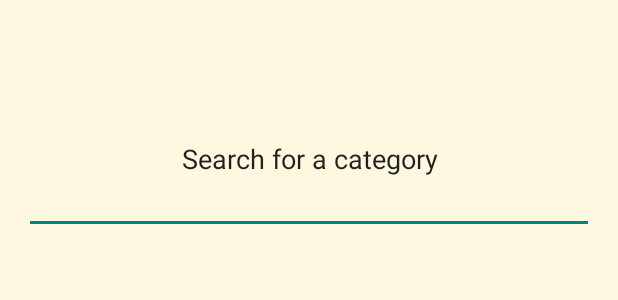
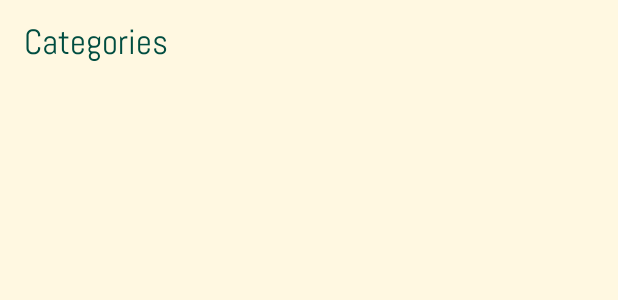
Before and after one commit to FilipeLarga/Recipes_App, an Android app: the layout activity_view_recipes.xml on its own in the app's theme, with its tools: preview values and no code run, on a phone screen of 412 x 824 dp. Shown: the top 300 px of the screen. Run offline under Robolectric (Android 15) with nearby library versions, the phone set to English and light mode, and no system bars.

Commit message:
View Recipe Activity Checkpoint

```diff
--- a/app/src/main/java/figuitosinc/pocketchef/CategoriesEnum.java
+++ b/app/src/main/java/figuitosinc/pocketchef/CategoriesEnum.java
@@ -15,7 +15,7 @@ public class CategoriesEnum {
     private final static String SALAD = "Salad";
     private final static String SEAFOOD = "Seafood";
     private final static String VEGETARIAN = "Vegetarian";
-    public final static String[] categories = new String[]{/*FAVOURITE, MEAT, FISH*/ ASIAN, BREAKFAST, ITALIAN, MEXICAN, PIZZA, SALAD, SEAFOOD, VEGETARIAN};
+    public final static String[] categories = new String[]{/*FAVOURITE, MEAT, FISH*/ ASIAN, BREAKFAST, ITALIAN, MEXICAN, PIZZA, SALAD, SEAFOOD, VEGETARIAN, "Test1", "Test2", "Tesr3", "Test4", "Test 5",};
 
 
 }
--- a/app/src/main/java/figuitosinc/pocketchef/database/RecipeViewModel.java
+++ b/app/src/main/java/figuitosinc/pocketchef/database/HomeActivityViewModel.java
@@ -7,12 +7,12 @@ import android.support.annotation.NonNull;
 
 import java.util.List;
 
-public class RecipeViewModel extends AndroidViewModel {
+public class HomeActivityViewModel extends AndroidViewModel {
 
     private LiveData<List<RecipeEntity>> recipes;
     private RecipeIngredientDatabase db = RecipeIngredientDatabase.getInstance(this.getApplication());
 
-    public RecipeViewModel(@NonNull Application application) {
+    public HomeActivityViewModel(@NonNull Application application) {
         super(application);
     }
 
--- a/app/src/main/java/figuitosinc/pocketchef/ui/ViewRecipesActivity.java
+++ b/app/src/main/java/figuitosinc/pocketchef/ui/ViewRecipesActivity.java
@@ -20,11 +20,11 @@ public class ViewRecipesActivity extends AppCompatActivity {
         setSupportActionBar(toolbar);
         ActionBar actionBar = getSupportActionBar();
         actionBar.setDisplayHomeAsUpEnabled(true);
-        actionBar.setDisplayShowTitleEnabled(false);
         toolbar.getNavigationIcon().setColorFilter(getResources().getColor(R.color.colorSecondary, null), PorterDuff.Mode.SRC_ATOP);
 
         CategoryListFragment categoryListFragment = new CategoryListFragment();
         getSupportFragmentManager().beginTransaction().add(R.id.view_recipes_nestedscrollview, categoryListFragment).commit();
+        System.out.println("Entrei transaction");
 
     }
 
--- /dev/null
+++ b/app/src/main/res/drawable/view_recipes_edittext.xml
@@ -0,0 +1,4 @@
+<?xml version="1.0" encoding="utf-8"?>
+<shape xmlns:android="http://schemas.android.com/apk/res/android">
+    <solid android:color="@android:color/white" />
+</shape>
--- a/app/src/main/res/layout/activity_view_recipes.xml
+++ b/app/src/main/res/layout/activity_view_recipes.xml
@@ -1,48 +1,27 @@
 <?xml version="1.0" encoding="utf-8"?>
-<android.support.design.widget.CoordinatorLayout xmlns:android="http://schemas.android.com/apk/res/android"
+<android.support.constraint.ConstraintLayout xmlns:android="http://schemas.android.com/apk/res/android"
     xmlns:app="http://schemas.android.com/apk/res-auto"
     xmlns:tools="http://schemas.android.com/tools"
     android:layout_width="match_parent"
     android:layout_height="match_parent"
-    android:fitsSystemWindows="true"
-    android:theme="@style/AppTheme.NoActionBar"
     tools:context=".ui.ViewRecipesActivity">
 
-    <android.support.design.widget.AppBarLayout
+    <android.support.v7.widget.Toolbar
+        android:id="@+id/view_recipes_toolbar"
         android:layout_width="match_parent"
-        android:layout_height="100dp"
-        android:background="@color/colorSecondaryExtraLight">
-
-        <android.support.design.widget.CollapsingToolbarLayout
-            android:layout_width="match_parent"
-            android:layout_height="match_parent"
-            android:fitsSystemWindows="true"
-            app:layout_scrollFlags="scroll|exitUntilCollapsed">
-
-            <android.support.v7.widget.Toolbar
-                android:id="@+id/view_recipes_toolbar"
-                android:layout_width="match_parent"
-                android:layout_height="?attr/actionBarSize"
-                app:layout_collapseMode="pin" />
-
-            <EditText
-                android:layout_width="match_parent"
-                android:layout_height="match_parent"
-                android:layout_marginLeft="16dp"
-                android:layout_marginRight="16dp"
-                android:gravity="center"
-                android:text="Search for a category"
-                app:layout_collapseMode="parallax" />
-
-        </android.support.design.widget.CollapsingToolbarLayout>
-    </android.support.design.widget.AppBarLayout>
+        android:layout_height="?attr/actionBarSize"
+        app:title="Categories"
+        app:titleTextAppearance="@style/Toolbar.Title"
+        app:titleTextColor="@color/colorPrimaryExtraDark" />
 
     <android.support.v4.widget.NestedScrollView
         android:id="@+id/view_recipes_nestedscrollview"
         android:layout_width="match_parent"
-        android:layout_height="match_parent"
-        app:layout_behavior="@string/appbar_scrolling_view_behavior">
+        android:layout_height="0dp"
+        app:layout_behavior="@string/appbar_scrolling_view_behavior"
+        app:layout_constraintBottom_toBottomOf="parent"
+        app:layout_constraintTop_toBottomOf="@id/view_recipes_toolbar">
 
     </android.support.v4.widget.NestedScrollView>
 
-</android.support.design.widget.CoordinatorLayout>
+</android.support.constraint.ConstraintLayout>
--- a/app/src/main/res/values/styles.xml
+++ b/app/src/main/res/values/styles.xml
@@ -5,7 +5,6 @@
         <item name="colorPrimaryDark">@color/colorPrimaryExtraDark</item>
         <item name="colorAccent">@color/colorSecondary</item>
         <item name="android:colorBackground">@color/colorSecondaryExtraLight</item>
-
     </style>
 
     <style name="AppTheme.Launcher">
@@ -18,4 +17,10 @@
         <item name="colorPrimaryDark">@color/colorPrimaryExtraDark</item>
     </style>
 
+    <style name="Toolbar.Title" parent="TextAppearance.Widget.AppCompat.Toolbar.Title">
+        <item name="android:textSize">23sp</item>
+        <item name="android:fontFamily">@font/abel_regular</item>
+        <item name="android:titleTextColor">@color/colorPrimaryExtraDark</item>
+    </style>
+
 </resources>
```
Also changed, not shown: app/src/main/java/figuitosinc/pocketchef/database/ViewRecipeActivityViewModel.java (added, +26 -0 lines), app/src/main/java/figuitosinc/pocketchef/ui/CategoryListFragment.java (+6 -5 lines), app/src/main/java/figuitosinc/pocketchef/ui/HomeActivity.java (+3 -5 lines), app/src/main/res/layout/fragment_category_list.xml (+4 -4 lines), app/src/main/res/menu/view_recipes_menu.xml (+11 -2 lines).
